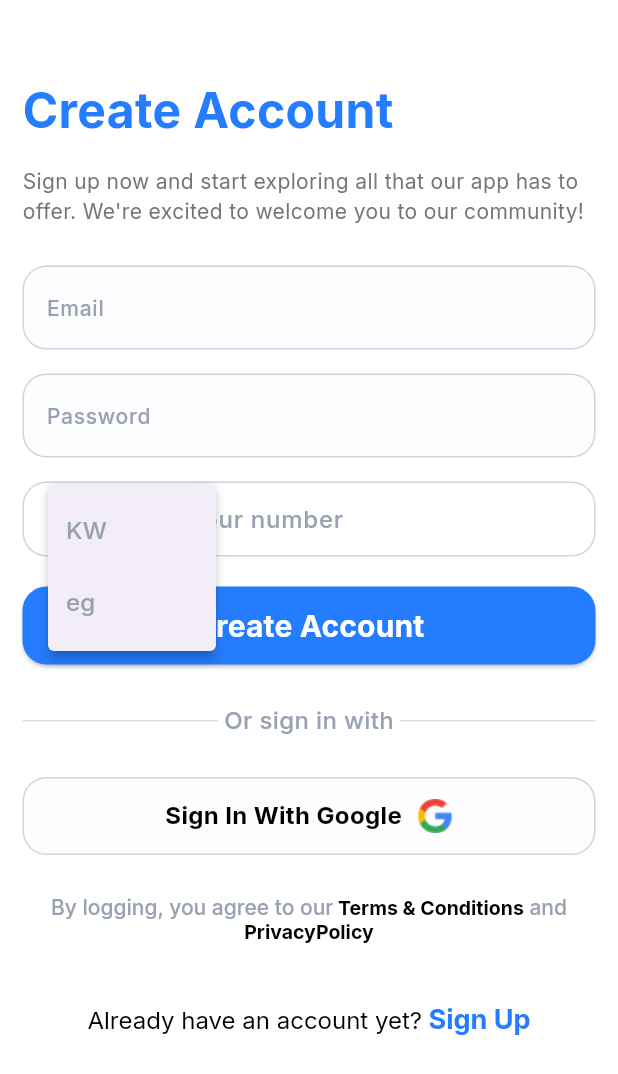
After one commit to AyaNasserEzat/doctor_appointment_app, a Flutter app: the SignUpScreen screen opened by its route, after a tap on the "keyboard arrow down" icon, on a phone screen of 412 x 824 dp. The commit adds this screen. Shown: the top 1074 px of the screen. Run offline on Flutter 3.47's test engine with Material 3 defaults, Android fonts, the phone set to English and light mode, and no system bars; our stand-ins replace flutter_svg.

Commit message:
feat(ui):add sign up screen

```diff
--- a/lib/core/routing/app_router.dart
+++ b/lib/core/routing/app_router.dart
@@ -1,6 +1,7 @@
 import 'package:doctor_appointment/core/routing/routes.dart';
 import 'package:doctor_appointment/feature/login/prsentation/screens/login_screen.dart';
 import 'package:doctor_appointment/feature/onBording/prsentation/screens/on_bording_screen.dart';
+import 'package:doctor_appointment/feature/signUp/presentation/screens/sign_up_screen.dart';
 import 'package:flutter/material.dart';
 
 class AppRouter {
@@ -10,6 +11,8 @@ class AppRouter {
         return MaterialPageRoute(builder: (_) => OnBordingScreen());
       case Routes.loginScreen:
         return MaterialPageRoute(builder: (_) => LoginScreen());
+      case Routes.signUpScreen:
+        return MaterialPageRoute(builder: (_) => SignUpScreen());
       default:
         return null;
     }
--- a/lib/core/utils/app_strings.dart
+++ b/lib/core/utils/app_strings.dart
@@ -19,6 +19,7 @@ class AppStrings {
   static const String aleardyHaveAnAccount = "Already have an account yet?";
   static const String signUp = "Sign Up";
   static const String createAccount = "Create Account";
+  static const String yourNumber = "your number";
   static const String sinUpSubTitle =
       "Sign up now and start exploring all that our app has to offer. We're excited to welcome you to our community!";
 
--- a/lib/feature/login/prsentation/screens/widgets/aleardy_have_an_account_widget.dart
+++ b/lib/feature/login/prsentation/screens/widgets/aleardy_have_an_account_widget.dart
@@ -1,3 +1,5 @@
+import 'package:doctor_appointment/core/helper/extension.dart';
+import 'package:doctor_appointment/core/routing/routes.dart';
 import 'package:doctor_appointment/core/utils/app_strings.dart';
 import 'package:doctor_appointment/core/utils/app_text_styles.dart';
 import 'package:flutter/gestures.dart';
@@ -18,7 +20,9 @@ class AleardyHaveAnAccountWidget extends StatelessWidget {
             TextSpan(
               text: ' ${AppStrings.signUp}',
               style: AppTextStyles.interBold18,
-              recognizer: TapGestureRecognizer()..onTap = () {},
+              recognizer: TapGestureRecognizer()..onTap = () {
+                context.pushNamed(Routes.signUpScreen);
+              },
             ),
           ],
         ),
--- /dev/null
+++ b/lib/feature/signUp/presentation/screens/sign_up_screen.dart
@@ -0,0 +1,48 @@
+import 'package:doctor_appointment/core/utils/app_strings.dart';
+import 'package:doctor_appointment/core/utils/app_text_styles.dart';
+import 'package:doctor_appointment/feature/login/prsentation/screens/widgets/agree_terms_and_condition.dart';
+import 'package:doctor_appointment/feature/login/prsentation/screens/widgets/aleardy_have_an_account_widget.dart';
+import 'package:doctor_appointment/feature/login/prsentation/screens/widgets/login_form.dart';
+import 'package:doctor_appointment/feature/login/prsentation/screens/widgets/or_sign_in_with.dart';
+import 'package:doctor_appointment/feature/login/prsentation/screens/widgets/sign_in_with_google_widget.dart';
+import 'package:doctor_appointment/feature/signUp/presentation/screens/widgets/sign_up_form.dart';
+import 'package:flutter/material.dart';
+
+class SignUpScreen extends StatelessWidget {
+  const SignUpScreen({super.key});
+
+  @override
+  Widget build(BuildContext context) {
+    return SafeArea(
+      child: Scaffold(
+        body: SingleChildScrollView(
+          child: Padding(
+            padding: EdgeInsets.only(top: 50, bottom: 24, left: 15, right: 15),
+            child: Column(
+              crossAxisAlignment: CrossAxisAlignment.start,
+              spacing: 5,
+              children: [
+                Text(AppStrings.createAccount, style: AppTextStyles.interBold32),
+                SizedBox(height: 5),
+                Text(
+                  AppStrings.sinUpSubTitle,
+                  style: AppTextStyles.interRegular14,
+                ),
+                SizedBox(height: 16),
+                SignUpForm(),
+                SizedBox(height: 16),
+                OrSignInWithRow(),
+                SizedBox(height: 16),
+                SignInWithGoogleWidget(),
+                SizedBox(height: 16),
+                AgreeTermsAndCondtionWidget(),
+                SizedBox(height: 30),
+                AleardyHaveAnAccountWidget()
+              ],
+            ),
+          ),
+        ),
+      ),
+    );
+  }
+}
--- /dev/null
+++ b/lib/feature/signUp/presentation/screens/widgets/phone_text_form_field.dart
@@ -0,0 +1,64 @@
+import 'package:doctor_appointment/core/utils/app_colors.dart';
+import 'package:doctor_appointment/core/utils/app_text_styles.dart';
+import 'package:flutter/material.dart';
+
+class PhoneTextFormField extends StatefulWidget {
+  PhoneTextFormField({super.key, required this.hintText});
+  List<String> c = ["KW", "eg"];
+  String selectedCode = "KW";
+  String? hintText;
+  @override
+  State<PhoneTextFormField> createState() => _PhoneTextFormField();
+}
+
+class _PhoneTextFormField extends State<PhoneTextFormField> {
+  @override
+  Widget build(BuildContext context) {
+    return Container(
+      padding: EdgeInsets.only(left: 16),
+      decoration: BoxDecoration(
+        borderRadius: BorderRadius.circular(16),
+        color: AppColors.white,
+        border: Border.all(color: AppColors.border),
+      ),
+      child: Row(
+        children: [
+          PopupMenuButton<String>(
+            icon: Icon(
+              Icons.keyboard_arrow_down,
+              size: 32,
+              color: AppColors.gray,
+            ),
+            onSelected: (String newValue) {
+              setState(() {
+                widget.selectedCode = newValue;
+              });
+            },
+            itemBuilder: (BuildContext context) {
+              return widget.c.map((String code) {
+                return PopupMenuItem<String>(value: code, child: Text(code,style: AppTextStyles.interMedium16,));
+              }).toList();
+            },
+          ),
+          Text(widget.selectedCode,style: AppTextStyles.interMedium16,),
+          SizedBox(width: 10),
+          Container(width: .3, height: 40, color: AppColors.gray),
+
+          const SizedBox(width: 8),
+
+          Expanded(
+            child: TextField(
+              controller: TextEditingController(),
+              keyboardType: TextInputType.phone,
+              decoration: InputDecoration(
+                border: InputBorder.none,
+                hintText: widget.hintText,
+                hintStyle: AppTextStyles.interMedium16
+              ),
+            ),
+          ),
+        ],
+      ),
+    );
+  }
+}
--- /dev/null
+++ b/lib/feature/signUp/presentation/screens/widgets/sign_up_form.dart
@@ -0,0 +1,33 @@
+import 'package:doctor_appointment/core/helper/extension.dart';
+import 'package:doctor_appointment/core/routing/routes.dart';
+import 'package:doctor_appointment/core/utils/app_strings.dart';
+import 'package:doctor_appointment/core/widgets/button.dart';
+import 'package:doctor_appointment/core/widgets/custom_text_form_field.dart';
+import 'package:doctor_appointment/feature/signUp/presentation/screens/widgets/phone_text_form_field.dart';
+import 'package:flutter/widgets.dart';
+
+class SignUpForm extends StatelessWidget {
+  const SignUpForm({
+    super.key,
+  });
+
+  @override
+  Widget build(BuildContext context) {
+    return Column(
+      children: [
+        CustomTextFormField(hintText: AppStrings.email),
+        SizedBox(height: 16),
+        CustomTextFormField(hintText: AppStrings.password),
+        SizedBox(height: 16),
+        PhoneTextFormField(hintText: AppStrings.yourNumber),
+        SizedBox(height: 20),
+        Button(
+          text: AppStrings.createAccount,
+          onPressed: () {
+            context.pushNamed(Routes.loginScreen);
+          },
+        ),
+      ],
+    );
+  }
+}
```
